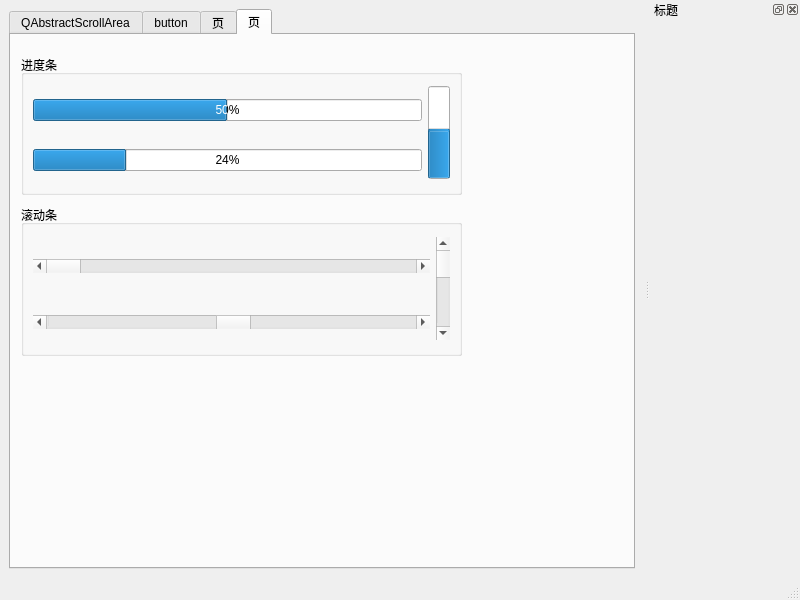
This is QStyleDemo/QssDemo/mainwindow.ui in mahuifa/QMDemo as Qt 5 draws it before an edit. The edited form follows.
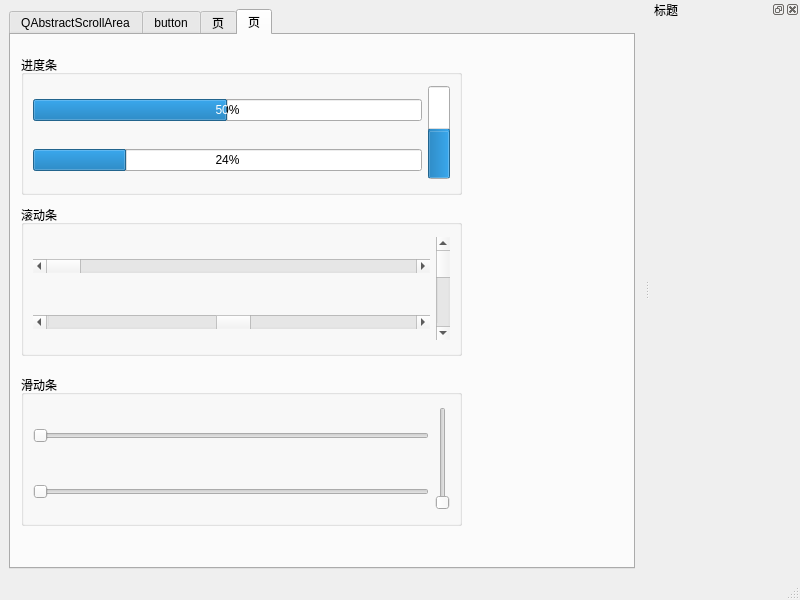
This is the edited form. The open tabs and pages were chosen to show the change.

Commit message:
新功能：失效QssDemo功能
    1、实现QSizeGrip样式；
    2、实现QSlider滑动条样式

```diff
--- a/QStyleDemo/QssDemo/mainwindow.ui
+++ b/QStyleDemo/QssDemo/mainwindow.ui
@@ -945,6 +945,48 @@
          </item>
         </layout>
        </widget>
+       <widget class="QGroupBox" name="groupBox_11">
+        <property name="geometry">
+         <rect>
+          <x>10</x>
+          <y>340</y>
+          <width>441</width>
+          <height>151</height>
+         </rect>
+        </property>
+        <property name="title">
+         <string>滑动条</string>
+        </property>
+        <layout class="QGridLayout" name="gridLayout_9">
+         <item row="0" column="0">
+          <widget class="QSlider" name="horizontalSlider">
+           <property name="orientation">
+            <enum>Qt::Horizontal</enum>
+           </property>
+          </widget>
+         </item>
+         <item row="0" column="1" rowspan="2">
+          <widget class="QSlider" name="verticalSlider">
+           <property name="minimumSize">
+            <size>
+             <width>0</width>
+             <height>100</height>
+            </size>
+           </property>
+           <property name="orientation">
+            <enum>Qt::Vertical</enum>
+           </property>
+          </widget>
+         </item>
+         <item row="1" column="0">
+          <widget class="QSlider" name="horizontalSlider_2">
+           <property name="orientation">
+            <enum>Qt::Horizontal</enum>
+           </property>
+          </widget>
+         </item>
+        </layout>
+       </widget>
       </widget>
      </widget>
     </item>
```
Left out of the diff: 2 changed lines with no effect on the pictures. The commit also changes 1 other file.
